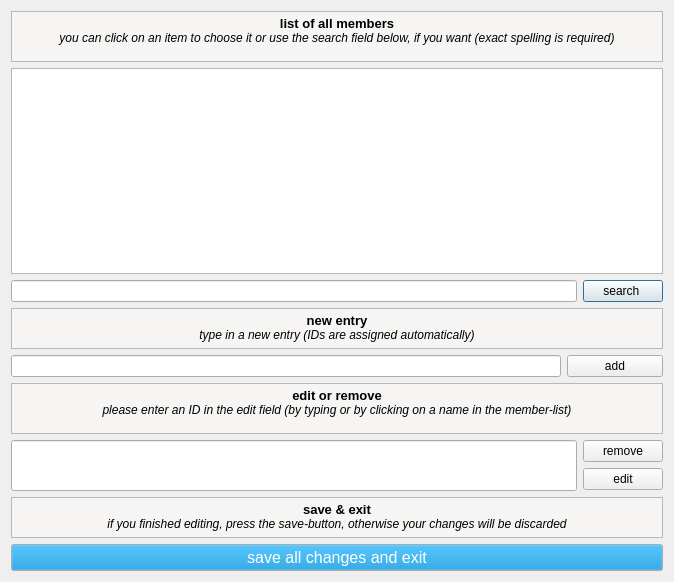
Qt form studentseditor.ui (Netsrik80/Activity-Manager) before a commit.
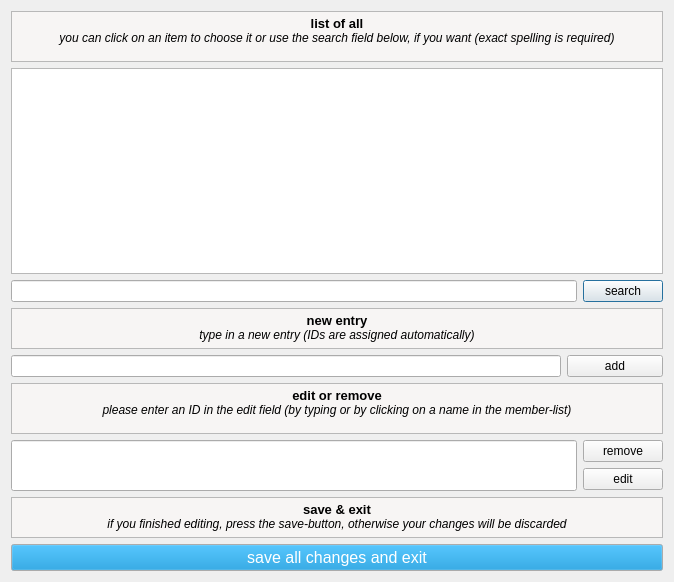
The same form after that commit.

```diff
--- a/studentseditor.ui
+++ b/studentseditor.ui
@@ -70,7 +70,7 @@
 &lt;html&gt;&lt;head&gt;&lt;meta name=&quot;qrichtext&quot; content=&quot;1&quot; /&gt;&lt;style type=&quot;text/css&quot;&gt;
 p, li { white-space: pre-wrap; }
 &lt;/style&gt;&lt;/head&gt;&lt;body style=&quot; font-family:'Sans Serif'; font-size:9pt; font-weight:400; font-style:normal;&quot;&gt;
-&lt;p align=&quot;center&quot; style=&quot; margin-top:0px; margin-bottom:0px; margin-left:0px; margin-right:0px; -qt-block-indent:0; text-indent:0px;&quot;&gt;&lt;span style=&quot; font-size:10pt; font-weight:600;&quot;&gt;list of all members&lt;/span&gt;&lt;/p&gt;
+&lt;p align=&quot;center&quot; style=&quot; margin-top:0px; margin-bottom:0px; margin-left:0px; margin-right:0px; -qt-block-indent:0; text-indent:0px;&quot;&gt;&lt;span style=&quot; font-size:10pt; font-weight:600;&quot;&gt;list of all&lt;/span&gt;&lt;/p&gt;
 &lt;p align=&quot;center&quot; style=&quot; margin-top:0px; margin-bottom:0px; margin-left:0px; margin-right:0px; -qt-block-indent:0; text-indent:0px;&quot;&gt;&lt;span style=&quot; font-style:italic;&quot;&gt;you can click on an item to choose it or use the search field below, if you want (exact spelling is required)&lt;/span&gt;&lt;/p&gt;&lt;/body&gt;&lt;/html&gt;</string>
      </property>
     </widget>
@@ -93,7 +93,7 @@
      <item>
       <widget class="QPushButton" name="pushButton_search">
        <property name="text">
-        <string>search </string>
+        <string>search</string>
        </property>
       </widget>
      </item>
```
Left out of the diff: 61 changed lines with no effect on the pictures.
